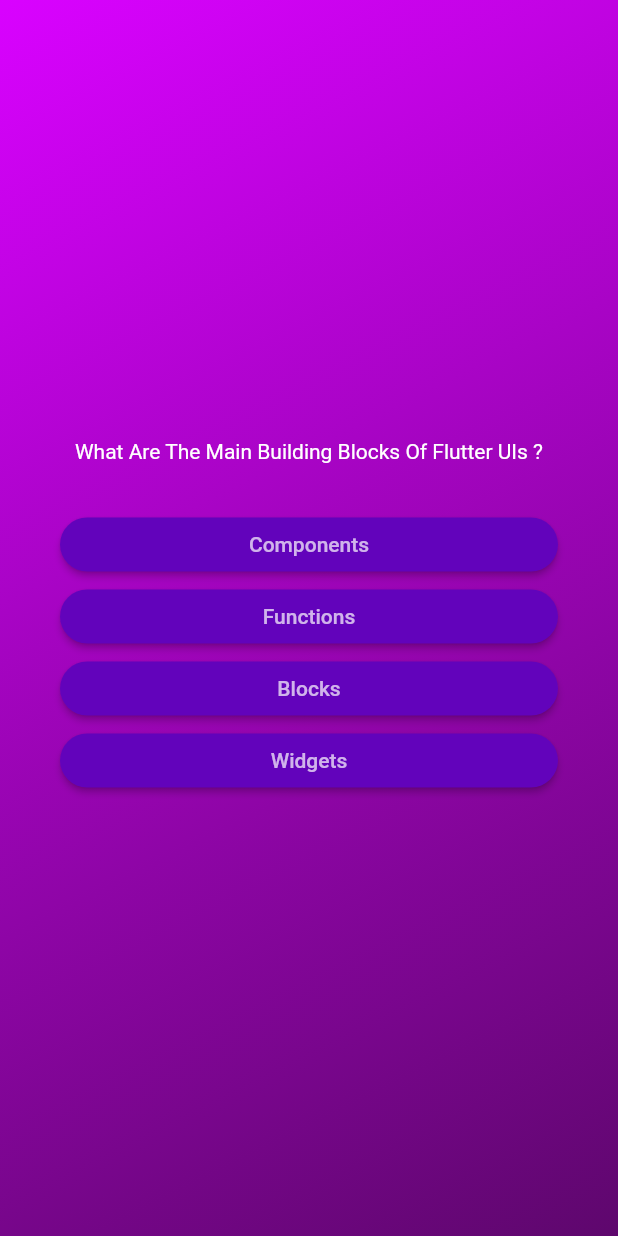
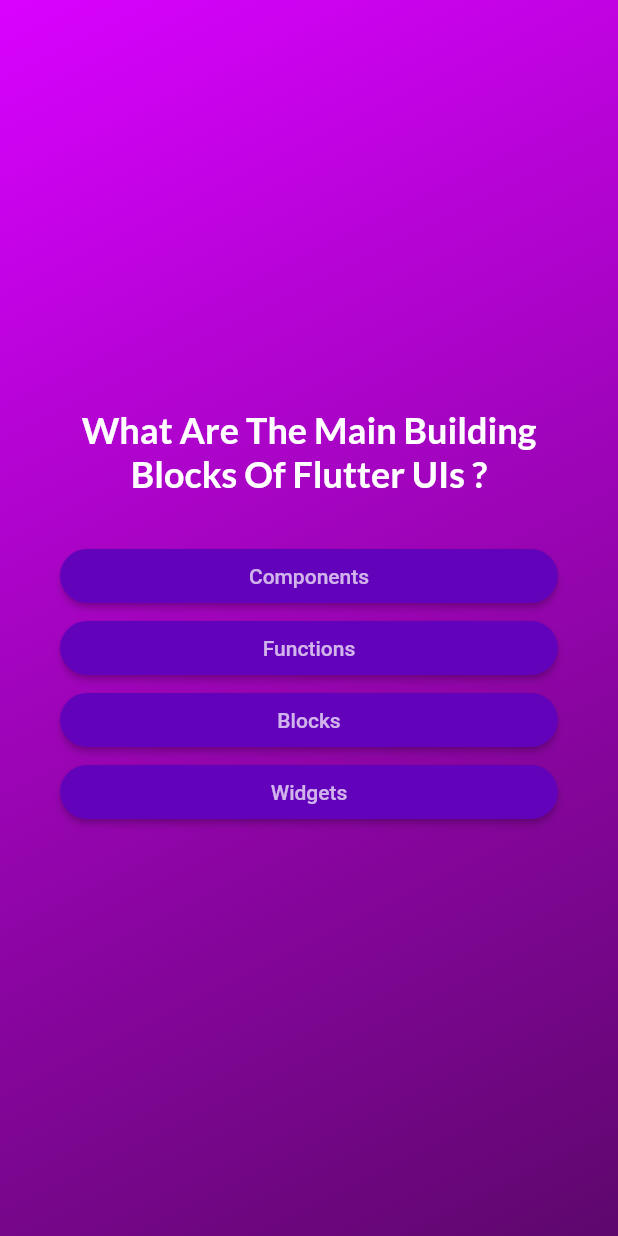
Before and after one commit to anmol420/QuizApp-In-Flutter, a Flutter app: the screen it shows after launch, after a tap on "Start Quiz", on a phone screen of 412 x 824 dp. Run offline on Flutter 3.47's test engine with Material 2 defaults, Android fonts, the phone set to English and light mode, and no system bars; our stand-ins replace google_fonts.

Commit message:
Added Font Change

```diff
--- a/lib/questions_screen.dart
+++ b/lib/questions_screen.dart
@@ -1,6 +1,7 @@
 import 'package:flutter/material.dart';
 import 'package:quiz_app/answer_button.dart';
 import 'package:quiz_app/data/questions.dart';
+import 'package:google_fonts/google_fonts.dart';
 
 class QuestionsScreen extends StatefulWidget {
   const QuestionsScreen({super.key});
@@ -35,8 +36,10 @@ class _QuestionsScreenState extends State<QuestionsScreen> {
           children: [
             Text(
               currentQuestion.text,
-              style: const TextStyle(
-                color: Colors.white,
+              style: GoogleFonts.lato(
+                color: const Color.fromARGB(255, 255, 255, 255),
+                fontSize: 24,
+                fontWeight: FontWeight.bold,
               ),
               textAlign: TextAlign.center,
             ),
--- a/lib/start_screen.dart
+++ b/lib/start_screen.dart
@@ -1,4 +1,5 @@
 import 'package:flutter/material.dart';
+import 'package:google_fonts/google_fonts.dart';
 
 class StartScreen extends StatelessWidget {
   const StartScreen(this.switchScreen, {super.key});
@@ -19,9 +20,9 @@ class StartScreen extends StatelessWidget {
           const SizedBox(
             height: 80,
           ),
-          const Text(
+          Text(
             'Learn Flutter The Fun Way !',
-            style: TextStyle(
+            style: GoogleFonts.lato(
               color: Colors.white70,
               fontSize: 24,
             ),
```
